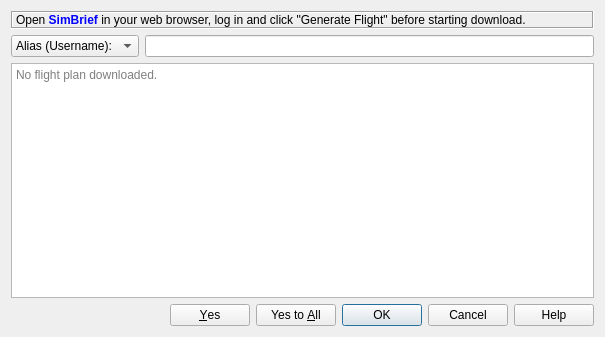
The window that src/routeexport/fetchroutedialog.ui (albar965/littlenavmap) describes before a commit, drawn with Qt 5.
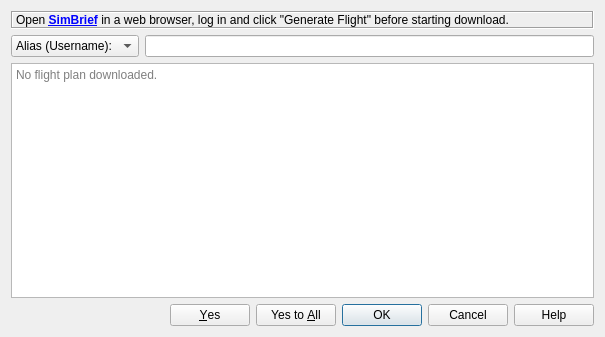
The same window after the commit.

The edit to the form file:
```diff
--- a/src/routeexport/fetchroutedialog.ui
+++ b/src/routeexport/fetchroutedialog.ui
@@ -40,7 +40,7 @@
       <enum>QFrame::Sunken</enum>
      </property>
      <property name="text">
-      <string>Open &lt;a style=&quot;text-decoration:none;&quot; href=&quot;https://www.simbrief.com&quot;&gt;&lt;b&gt;SimBrief&lt;/b&gt;&lt;/a&gt; in your web browser, log in and click &quot;Generate Flight&quot; before starting download.</string>
+      <string>Open &lt;a href=&quot;https://www.simbrief.com&quot;&gt;&lt;b&gt;SimBrief&lt;/b&gt;&lt;/a&gt; in a web browser, log in and click &quot;Generate Flight&quot; before starting download.</string>
      </property>
      <property name="wordWrap">
       <bool>true</bool>
```
